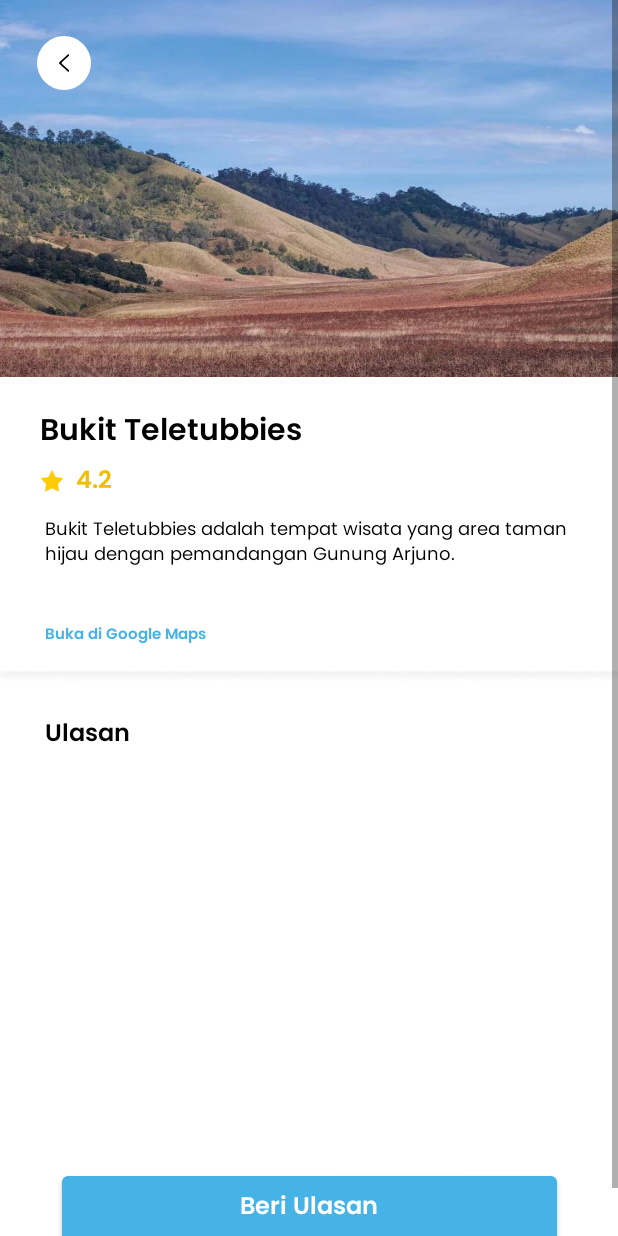
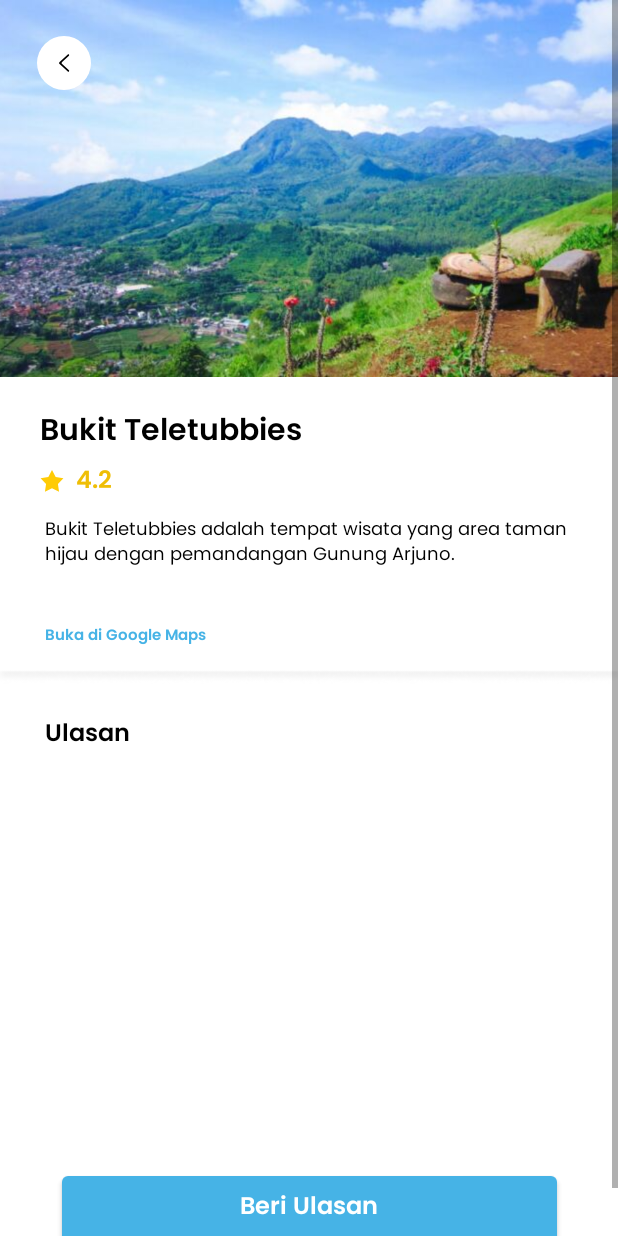
Before and after one commit to captvelsky/Atasiwirapp, an Android app: the MenuWisata screen opened directly, with no data from a screen before it, after a tap on "Bukit Teletubbies", on a phone screen of 412 x 824 dp. Run offline under Robolectric (Android 15) with nearby library versions, the phone set to English and light mode, and no system bars; our stand-ins replace Firebase (no records; nobody signed in at launch, a user with empty details on screens opened directly).

Commit message:
resizing font

```diff
--- a/app/src/main/java/com/example/atasiwirapp/MenuWisata.java
+++ b/app/src/main/java/com/example/atasiwirapp/MenuWisata.java
@@ -51,14 +51,14 @@ public class MenuWisata extends AppCompatActivity {
         models.add(m);
 
         m = new wisataModel();
-        m.setImg(R.drawable.wisata_coban_rondo);
+        m.setImg(R.drawable.wisata_paralayang_batu);
         m.setTitle("Coban Rondo");
         m.setRating("4.4");
         m.setDesc("Coban Rondo adalah salah satu rekomendasi destinasi wisata bersama keluarga di akhir pekan.");
         models.add(m);
 
         m = new wisataModel();
-        m.setImg(R.drawable.wisata_bukit_teletubbies);
+        m.setImg(R.drawable.wisata_paralayang_batu);
         m.setTitle("Bukit Teletubbies");
         m.setRating("4.2");
         m.setDesc("Bukit Teletubbies adalah tempat wisata yang area taman hijau dengan pemandangan Gunung Arjuno.");
@@ -79,7 +79,7 @@ public class MenuWisata extends AppCompatActivity {
         models.add(m);
 
         m = new wisataModel();
-        m.setImg(R.drawable.wisata_taman_bunga_coban_talun);
+        m.setImg(R.drawable.wisata_paralayang_batu);
         m.setTitle("Taman Bunga Coban Talun");
         m.setRating("4.3");
         m.setDesc("Coban Talun memiliki taman bunga indah layaknya di Negeri Sakura yang cocok untuk dijadikan tempat berfoto.");
--- a/app/src/main/res/layout/activity_wisata.xml
+++ b/app/src/main/res/layout/activity_wisata.xml
@@ -67,7 +67,7 @@
         <TextView
             android:id="@+id/tvWisataDesc"
             android:layout_width="352dp"
-            android:layout_height="55dp"
+            android:layout_height="56dp"
             android:layout_marginStart="30dp"
             android:layout_marginTop="8dp"
             android:layout_marginEnd="30dp"
--- a/app/src/main/res/layout/layout_wisata.xml
+++ b/app/src/main/res/layout/layout_wisata.xml
@@ -29,7 +29,7 @@
             android:fontFamily="@font/poppins_semibold"
             android:text="Title"
             android:textColor="#000"
-            android:textSize="14sp" />
+            android:textSize="12sp" />
 
         <RelativeLayout
             android:id="@+id/ratingContainer"
@@ -56,7 +56,7 @@
                 android:fontFamily="@font/poppins_semibold"
                 android:text="0.0"
                 android:textColor="#EFBE05"
-                android:textSize="12sp" />
+                android:textSize="10sp" />
         </RelativeLayout>
 
         <TextView
```
